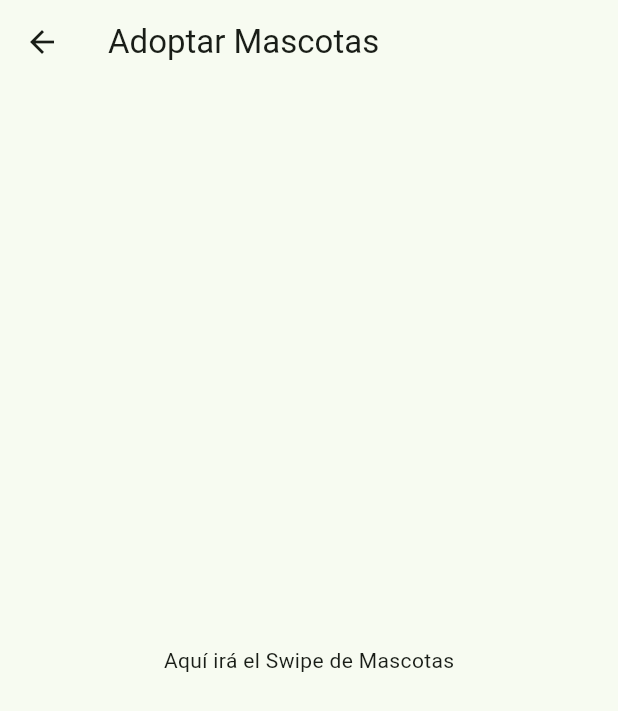
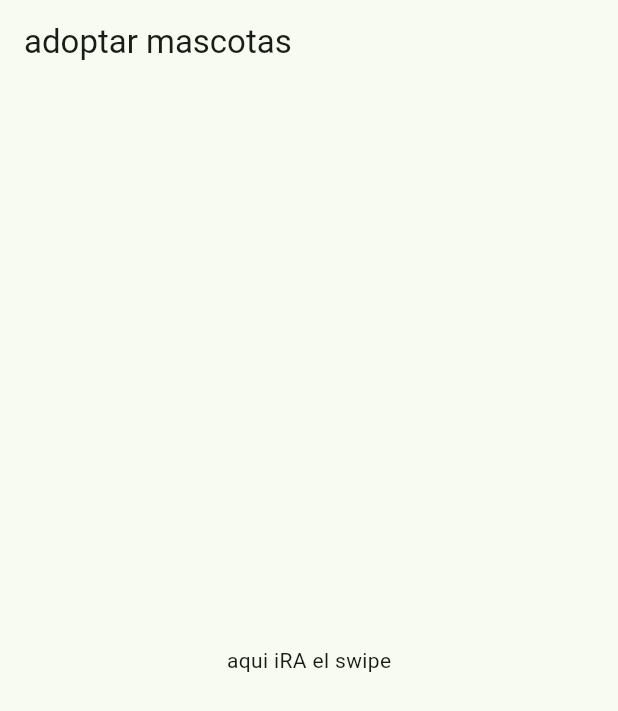
Before and after one commit to VNJZ/Proyecto_APPWEB, a Flutter app: the FeedScreen screen opened directly, on a phone screen of 412 x 824 dp. Shown: the top 711 px of the screen. Run offline on Flutter 3.47's test engine with Material 3 defaults, Android fonts, the phone set to English and light mode, and no system bars.

Commit message:
conecte feed_screen y si se ve en pantalla principal (conexion bien hecha)

```diff
--- a/patitas/lib/screens/feed_screen.dart
+++ b/patitas/lib/screens/feed_screen.dart
@@ -8,10 +8,10 @@ class FeedScreen extends StatelessWidget {
   Widget build(BuildContext context) {
     return Scaffold(
       appBar: AppBar(
-        title: const Text('Adoptar Mascotas'),
+        title: const Text('adoptar mascotas'),
       ),
       body: const Center(
-        child: Text('Aquí irá el Swipe de Mascotas'),
+        child: Text('aqui iRA el swipe'),   //funciona la conexion
       ),
     );
   }
```
Also changed, not shown: patitas/lib/main.dart (+10 -5 lines).
